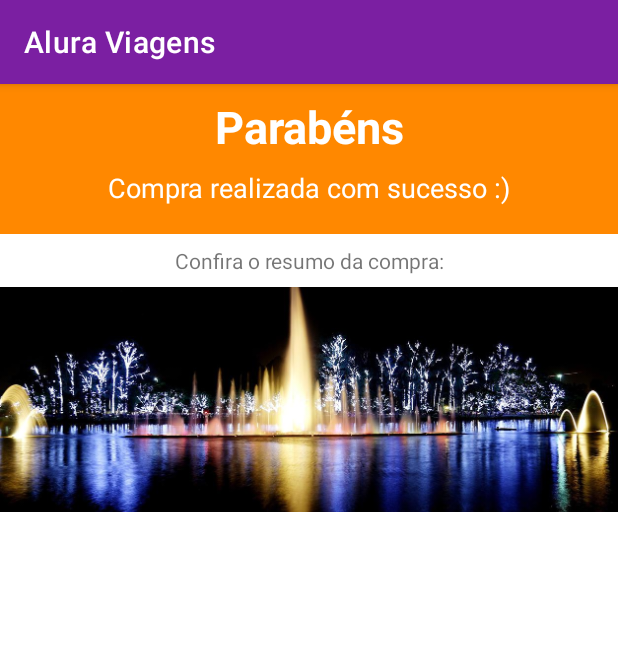
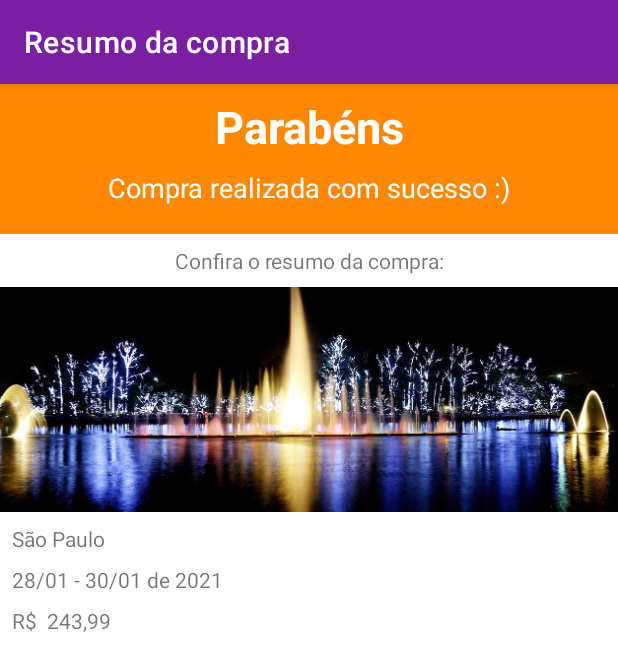
Before and after one commit to leandroalsilva/Alura_Android_Parte_V, an Android app: the screen it shows after launch (ResumoCompraActivity), on a phone screen of 412 x 824 dp. Shown: the top 671 px of the screen. Run offline under Robolectric (Android 15) with nearby library versions, the phone set to English and light mode, and no system bars.

Commit message:
Realizando o processo de binding

```diff
--- a/app/src/main/java/com/example/aluraviagens/ui/activity/ResumoCompraActivity.java
+++ b/app/src/main/java/com/example/aluraviagens/ui/activity/ResumoCompraActivity.java
@@ -2,9 +2,18 @@ package com.example.aluraviagens.ui.activity;
 
 import androidx.appcompat.app.AppCompatActivity;
 
+import android.graphics.drawable.Drawable;
 import android.os.Bundle;
+import android.widget.ImageView;
+import android.widget.TextView;
 
 import com.example.aluraviagens.R;
+import com.example.aluraviagens.model.Pacote;
+import com.example.aluraviagens.util.DataUtil;
+import com.example.aluraviagens.util.MoedaUtil;
+import com.example.aluraviagens.util.ResourcesUtil;
+
+import java.math.BigDecimal;
 
 public class ResumoCompraActivity extends AppCompatActivity {
 
@@ -12,5 +21,26 @@ public class ResumoCompraActivity extends AppCompatActivity {
     protected void onCreate(Bundle savedInstanceState) {
         super.onCreate(savedInstanceState);
         setContentView(R.layout.activity_resumo_compra);
+
+        Pacote pacoteSaoPaulo = new Pacote("São Paulo", "sao_paulo_sp", 2,
+                new BigDecimal("243.99"));
+
+        setTitle("Resumo da compra");
+
+        TextView local = findViewById(R.id.resumo_compra_local_pacote);
+        local.setText(pacoteSaoPaulo.getLocal());
+
+        ImageView imagem = findViewById(R.id.resumo_compra_imagem_pacote);
+        Drawable drawableDoPacote = ResourcesUtil.devolveDrawable
+                (this, pacoteSaoPaulo.getImagem());
+        imagem.setImageDrawable(drawableDoPacote);
+
+        TextView data = findViewById(R.id.resumo_compra_data_viagem);
+        String dataFormatadaDaViagem = DataUtil.periodoEmTexto(pacoteSaoPaulo.getDias());
+        data.setText(dataFormatadaDaViagem);
+
+        TextView preco = findViewById(R.id.resumo_compra_preco_pacote);
+        String moedaBrasileira = MoedaUtil.formataParaBrasileiro(pacoteSaoPaulo.getPreco());
+        preco.setText(moedaBrasileira);
     }
 }
--- a/app/src/main/res/layout/activity_resumo_compra.xml
+++ b/app/src/main/res/layout/activity_resumo_compra.xml
@@ -7,7 +7,7 @@
     tools:context=".ui.activity.ResumoCompraActivity">
 
     <ImageView
-        android:id="@+id/imageView2"
+        android:id="@+id/resumo_compra_banner_inicial"
         android:layout_width="0dp"
         android:layout_height="100dp"
         app:layout_constraintBottom_toBottomOf="parent"
@@ -19,7 +19,7 @@
         app:srcCompat="@android:color/holo_orange_dark" />
 
     <TextView
-        android:id="@+id/textView"
+        android:id="@+id/resumo_compra_parabens"
         android:layout_width="wrap_content"
         android:layout_height="wrap_content"
         android:layout_marginTop="8dp"
@@ -28,15 +28,15 @@
         android:textColor="@color/white"
         android:textSize="30sp"
         android:textStyle="bold"
-        app:layout_constraintBottom_toBottomOf="@+id/imageView2"
-        app:layout_constraintEnd_toEndOf="@+id/imageView2"
+        app:layout_constraintBottom_toBottomOf="@+id/resumo_compra_banner_inicial"
+        app:layout_constraintEnd_toEndOf="@+id/resumo_compra_banner_inicial"
         app:layout_constraintHorizontal_bias="0.5"
-        app:layout_constraintStart_toStartOf="@+id/imageView2"
-        app:layout_constraintTop_toTopOf="@+id/imageView2"
+        app:layout_constraintStart_toStartOf="@+id/resumo_compra_banner_inicial"
+        app:layout_constraintTop_toTopOf="@+id/resumo_compra_banner_inicial"
         app:layout_constraintVertical_bias="0.0" />
 
     <TextView
-        android:id="@+id/textView2"
+        android:id="@+id/resumo_compra_realizada_sucesso"
         android:layout_width="wrap_content"
         android:layout_height="wrap_content"
         android:layout_marginTop="8dp"
@@ -45,12 +45,12 @@
         android:textColor="@color/white"
         android:textSize="18sp"
 
-        app:layout_constraintEnd_toEndOf="@+id/textView"
-        app:layout_constraintStart_toStartOf="@+id/textView"
-        app:layout_constraintTop_toBottomOf="@+id/textView" />
+        app:layout_constraintEnd_toEndOf="@+id/resumo_compra_parabens"
+        app:layout_constraintStart_toStartOf="@+id/resumo_compra_parabens"
+        app:layout_constraintTop_toBottomOf="@+id/resumo_compra_parabens" />
 
     <TextView
-        android:id="@+id/textView3"
+        android:id="@+id/resumo_compra_confira_resumo"
         android:layout_width="wrap_content"
         android:layout_height="wrap_content"
         android:layout_marginTop="8dp"
@@ -58,44 +58,44 @@
         android:textAlignment="center"
         app:layout_constraintEnd_toEndOf="parent"
         app:layout_constraintStart_toStartOf="parent"
-        app:layout_constraintTop_toBottomOf="@+id/imageView2" />
+        app:layout_constraintTop_toBottomOf="@+id/resumo_compra_banner_inicial" />
 
     <ImageView
-        android:id="@+id/imageView3"
+        android:id="@+id/resumo_compra_imagem_pacote"
         android:layout_width="0dp"
         android:layout_height="150dp"
         android:layout_marginTop="8dp"
         android:scaleType="centerCrop"
         app:layout_constraintEnd_toEndOf="parent"
         app:layout_constraintStart_toStartOf="parent"
-        app:layout_constraintTop_toBottomOf="@+id/textView3"
+        app:layout_constraintTop_toBottomOf="@+id/resumo_compra_confira_resumo"
         app:srcCompat="@drawable/sao_paulo_sp" />
 
     <TextView
-        android:id="@+id/textView4"
+        android:id="@+id/resumo_compra_local_pacote"
         android:layout_width="wrap_content"
         android:layout_height="wrap_content"
         android:layout_marginStart="8dp"
         android:layout_marginTop="8dp"
         app:layout_constraintStart_toStartOf="parent"
-        app:layout_constraintTop_toBottomOf="@+id/imageView3"
+        app:layout_constraintTop_toBottomOf="@+id/resumo_compra_imagem_pacote"
         tools:text="São Paulo" />
 
     <TextView
-        android:id="@+id/textView5"
+        android:id="@+id/resumo_compra_data_viagem"
         android:layout_width="wrap_content"
         android:layout_height="wrap_content"
         android:layout_marginTop="8dp"
-        app:layout_constraintStart_toStartOf="@+id/textView4"
-        app:layout_constraintTop_toBottomOf="@+id/textView4"
+        app:layout_constraintStart_toStartOf="@+id/resumo_compra_local_pacote"
+        app:layout_constraintTop_toBottomOf="@+id/resumo_compra_local_pacote"
         tools:text="08/12 - 10/12 de 2017" />
 
     <TextView
-        android:id="@+id/textView6"
+        android:id="@+id/resumo_compra_preco_pacote"
         android:layout_width="wrap_content"
         android:layout_height="wrap_content"
         android:layout_marginTop="8dp"
-        app:layout_constraintStart_toStartOf="@+id/textView5"
-        app:layout_constraintTop_toBottomOf="@+id/textView5"
+        app:layout_constraintStart_toStartOf="@+id/resumo_compra_data_viagem"
+        app:layout_constraintTop_toBottomOf="@+id/resumo_compra_data_viagem"
         tools:text="R$ 243,99" />
 </androidx.constraintlayout.widget.ConstraintLayout>
```
